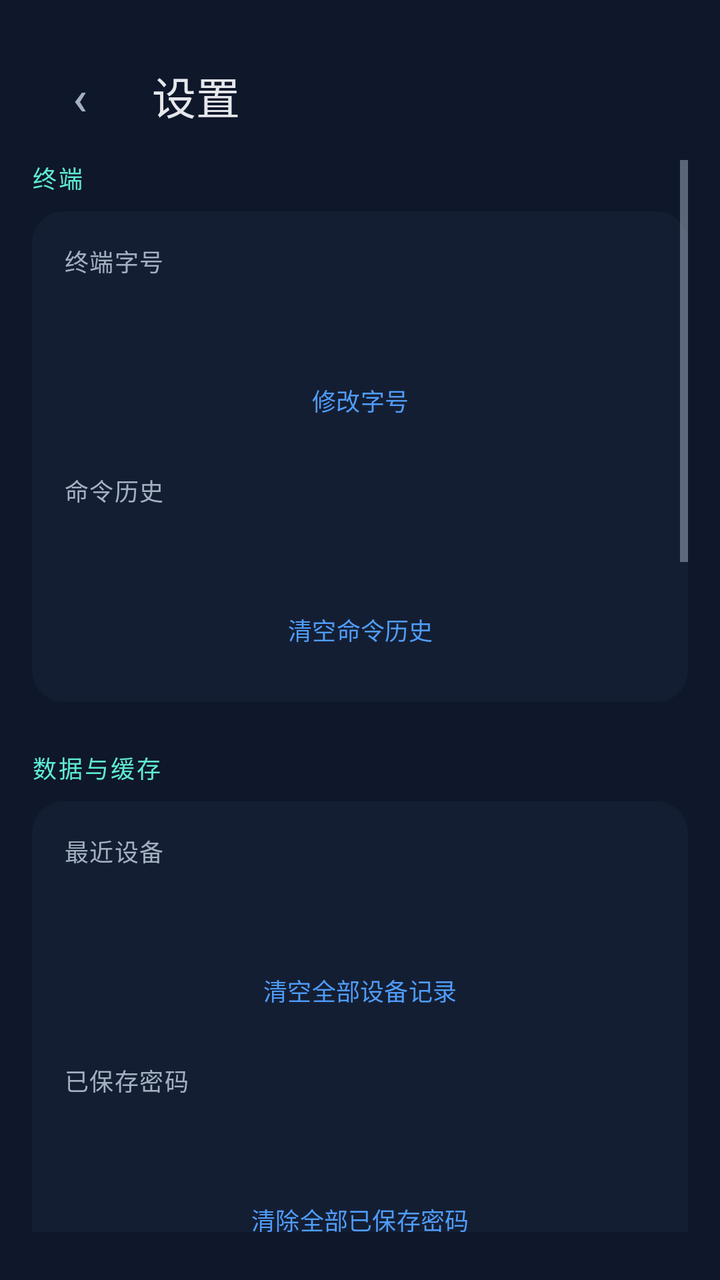
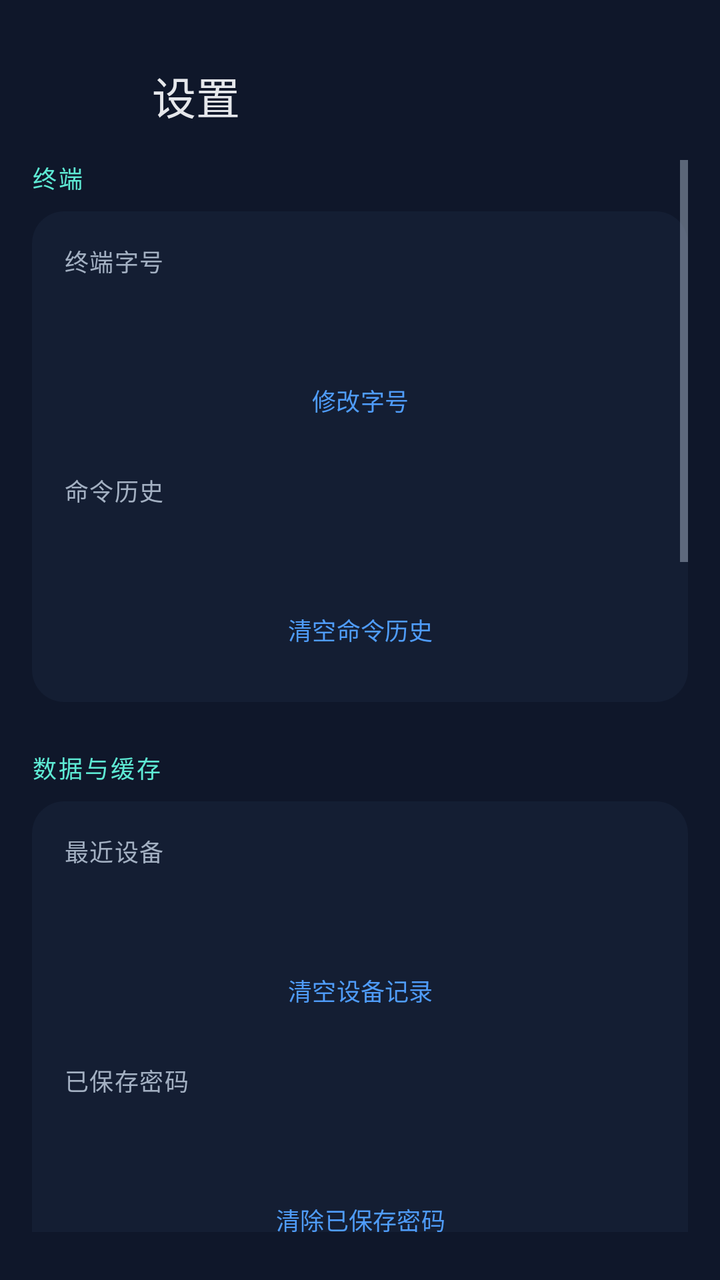

Compare the two renders of this Android layout. The source of the first and the diff that turns it into the second are given below.
<!-- AndroidManifest.xml: application theme Theme.CasdonLink -->
<!-- res/layout/activity_settings.xml -->
<?xml version="1.0" encoding="utf-8"?>
<LinearLayout xmlns:android="http://schemas.android.com/apk/res/android"
    xmlns:tools="http://schemas.android.com/tools"
    android:id="@+id/settingsRoot"
    style="@style/Widget.CasdonLink.Screen.Column"
    tools:context=".SettingsActivity">

    <LinearLayout style="@style/Widget.CasdonLink.Toolbar">

        <Button
            android:id="@+id/settingsBack"
            style="@style/Widget.CasdonLink.Button.Icon"
            android:contentDescription="返回首页"
            android:text="‹" />

        <TextView
            android:id="@+id/settingsTitle"
            style="@style/Text.CasdonLink.ToolbarTitle"
            android:layout_width="0dp"
            android:layout_marginStart="@dimen/space_md"
            android:layout_weight="1"
            android:text="设置" />
    </LinearLayout>

    <ScrollView
        android:layout_width="match_parent"
        android:layout_height="0dp"
        android:layout_weight="1"
        android:clipToPadding="false"
        android:fillViewport="true"
        android:scrollbars="vertical">

        <LinearLayout
            android:layout_width="match_parent"
            android:layout_height="wrap_content"
            android:orientation="vertical"
            android:paddingBottom="@dimen/screen_padding_bottom">

            <TextView
                style="@style/Text.CasdonLink.Eyebrow"
                android:text="终端" />

            <LinearLayout
                style="@style/Widget.CasdonLink.Card"
                android:layout_marginTop="@dimen/space_sm">

                <TextView
                    style="@style/Text.CasdonLink.Label"
                    android:text="终端字号" />

                <TextView
                    android:id="@+id/settingsFontValue"
                    style="@style/Text.CasdonLink.MultilineBody"
                    android:layout_marginTop="10dp" />

                <Button
                    android:id="@+id/settingsFontButton"
                    style="@style/Widget.CasdonLink.Button.Small"
                    android:layout_marginTop="@dimen/space_md"
                    android:text="修改字号" />

                <TextView
                    style="@style/Text.CasdonLink.Label"
                    android:layout_marginTop="@dimen/space_lg"
                    android:text="命令历史" />

                <TextView
                    android:id="@+id/settingsHistoryValue"
                    style="@style/Text.CasdonLink.MultilineBody"
                    android:layout_marginTop="10dp" />

                <Button
                    android:id="@+id/settingsClearHistory"
                    style="@style/Widget.CasdonLink.Button.Small"
                    android:layout_marginTop="@dimen/space_md"
                    android:text="清空命令历史" />
            </LinearLayout>

            <TextView
                style="@style/Text.CasdonLink.Eyebrow"
                android:layout_marginTop="@dimen/space_2xl"
                android:text="数据与缓存" />

            <LinearLayout
                style="@style/Widget.CasdonLink.Card"
                android:layout_marginTop="@dimen/space_sm">

                <TextView
                    style="@style/Text.CasdonLink.Label"
                    android:text="最近设备" />

                <TextView
                    android:id="@+id/settingsDeviceValue"
                    style="@style/Text.CasdonLink.MultilineBody"
                    android:layout_marginTop="10dp" />

                <Button
                    android:id="@+id/settingsClearDevices"
                    style="@style/Widget.CasdonLink.Button.Small"
                    android:layout_marginTop="@dimen/space_md"
                    android:text="清空全部设备记录" />

                <TextView
                    style="@style/Text.CasdonLink.Label"
                    android:layout_marginTop="@dimen/space_lg"
                    android:text="已保存密码" />

                <TextView
                    android:id="@+id/settingsPasswordValue"
                    style="@style/Text.CasdonLink.MultilineBody"
                    android:layout_marginTop="10dp" />

                <Button
                    android:id="@+id/settingsClearPasswords"
                    style="@style/Widget.CasdonLink.Button.Small"
                    android:layout_marginTop="@dimen/space_md"
                    android:text="清除全部已保存密码" />
            </LinearLayout>

            <LinearLayout
                style="@style/Widget.CasdonLink.Card"
                android:layout_marginTop="@dimen/space_lg">

                <TextView
                    style="@style/Text.CasdonLink.Label"
                    android:text="修复包缓存" />

                <TextView
                    android:id="@+id/settingsCacheValue"
                    style="@style/Text.CasdonLink.MultilineBody"
                    android:layout_marginTop="10dp" />

                <Button
                    android:id="@+id/settingsClearCache"
                    style="@style/Widget.CasdonLink.Button.Small"
                    android:layout_marginTop="@dimen/space_md"
                    android:text="清理缓存" />
            </LinearLayout>

            <LinearLayout
                style="@style/Widget.CasdonLink.Card"
                android:layout_marginTop="@dimen/space_lg">

                <TextView
                    style="@style/Text.CasdonLink.Label"
                    android:text="授权记录" />

                <TextView
                    android:id="@+id/settingsLicenseValue"
                    style="@style/Text.CasdonLink.MultilineBody"
                    android:layout_marginTop="10dp" />

                <LinearLayout
                    android:layout_width="match_parent"
                    android:layout_height="wrap_content"
                    android:layout_marginTop="@dimen/space_md"
                    android:orientation="horizontal">

                    <Button
                        android:id="@+id/settingsViewLicense"
                        style="@style/Widget.CasdonLink.Button.Small"
                        android:layout_width="0dp"
                        android:layout_weight="1"
                        android:text="查看" />

                    <Button
                        android:id="@+id/settingsExportLicense"
                        style="@style/Widget.CasdonLink.Button.Small"
                        android:layout_width="0dp"
                        android:layout_marginStart="@dimen/space_sm"
                        android:layout_weight="1"
                        android:text="导出" />

                    <Button
                        android:id="@+id/settingsClearLicense"
                        style="@style/Widget.CasdonLink.Button.Small"
                        android:layout_width="0dp"
                        android:layout_marginStart="@dimen/space_sm"
                        android:layout_weight="1"
                        android:text="清空" />
                </LinearLayout>

                <TextView
                    style="@style/Text.CasdonLink.MultilineCaption"
                    android:layout_marginTop="@dimen/space_sm"
                    android:text="导出文件包含完整授权码，请按敏感文件保管。" />
            </LinearLayout>

            <TextView
                style="@style/Text.CasdonLink.Eyebrow"
                android:layout_marginTop="@dimen/space_2xl"
                android:text="诊断" />

            <LinearLayout
                style="@style/Widget.CasdonLink.Card"
                android:layout_marginTop="@dimen/space_sm">

                <TextView
                    style="@style/Text.CasdonLink.Label"
                    android:text="连接诊断日志" />

                <TextView
                    style="@style/Text.CasdonLink.MultilineCaption"
                    android:layout_marginTop="10dp"
                    android:text="最近一次连接/操作的内存日志，可复制或分享。" />

                <LinearLayout
                    android:layout_width="match_parent"
                    android:layout_height="wrap_content"
                    android:layout_marginTop="@dimen/space_md"
                    android:orientation="horizontal">

                    <Button
                        android:id="@+id/settingsViewDiagnostics"
                        style="@style/Widget.CasdonLink.Button.Small"
                        android:layout_width="0dp"
                        android:layout_weight="1"
                        android:text="查看/分享" />

                    <Button
                        android:id="@+id/settingsClearDiagnostics"
                        style="@style/Widget.CasdonLink.Button.Small"
                        android:layout_width="0dp"
                        android:layout_marginStart="@dimen/space_sm"
                        android:layout_weight="1"
                        android:text="清空" />
                </LinearLayout>

                <TextView
                    style="@style/Text.CasdonLink.Label"
                    android:layout_marginTop="@dimen/space_lg"
                    android:text="授权服务" />

                <TextView
                    android:id="@+id/settingsAuthStatus"
                    style="@style/Text.CasdonLink.MultilineBody"
                    android:layout_marginTop="10dp"
                    android:text="未检测" />

                <Button
                    android:id="@+id/settingsCheckAuth"
                    style="@style/Widget.CasdonLink.Button.Small"
                    android:layout_marginTop="@dimen/space_md"
                    android:text="检测授权服务" />
            </LinearLayout>

            <TextView
                style="@style/Text.CasdonLink.Eyebrow"
                android:layout_marginTop="@dimen/space_2xl"
                android:text="关于" />

            <LinearLayout
                style="@style/Widget.CasdonLink.Card"
                android:layout_marginTop="@dimen/space_sm">

                <TextView
                    android:id="@+id/settingsAbout"
                    style="@style/Text.CasdonLink.MultilineBody" />

                <TextView
                    android:id="@+id/settingsPackageKey"
                    style="@style/Text.CasdonLink.MultilineCaption"
                    android:layout_marginTop="@dimen/space_sm" />

                <Button
                    android:id="@+id/settingsCopyVersion"
                    style="@style/Widget.CasdonLink.Button.Small"
                    android:layout_marginTop="@dimen/space_md"
                    android:text="复制版本信息" />

                <Button
                    android:id="@+id/settingsPrivacy"
                    style="@style/Widget.CasdonLink.Button.Small"
                    android:layout_marginTop="@dimen/space_sm"
                    android:text="隐私说明" />
            </LinearLayout>

        </LinearLayout>
    </ScrollView>
</LinearLayout>
<!-- resources referenced by this layout -->
<resources>
  <dimen name="screen_padding_bottom">@dimen/space_2xl</dimen>
  <dimen name="space_2xl">24dp</dimen>
  <dimen name="space_lg">16dp</dimen>
  <dimen name="space_md">12dp</dimen>
  <dimen name="space_sm">8dp</dimen>
  <style name="Theme.CasdonLink" parent="Base.Theme.CasdonLink" />
  <color name="secondary">#5EEAD4</color>
  <dimen name="text_caption">12sp</dimen>
  <color name="on_surface_variant">#A3B0C2</color>
  <dimen name="text_label">12sp</dimen>
  <dimen name="space_xs">4dp</dimen>
  <color name="on_surface">#E5E7EB</color>
  <dimen name="text_toolbar_title">22sp</dimen>
  <dimen name="icon_button_width">48dp</dimen>
  <dimen name="icon_button_height">48dp</dimen>
  <dimen name="text_icon">24sp</dimen>
  <color name="ripple_on_surface">#33FFFFFF</color>
  <dimen name="control_height_small">40dp</dimen>
  <style name="Widget.CasdonLink" parent="" />
  <dimen name="card_padding">@dimen/space_lg</dimen>
  <style name="Widget.CasdonLink.Screen" parent="" />
  <color name="surface">#0F172A</color>
  <dimen name="screen_padding_horizontal">@dimen/space_lg</dimen>
  <dimen name="screen_padding_vertical">@dimen/space_lg</dimen>
  <dimen name="toolbar_height">64dp</dimen>
  <dimen name="text_body">14sp</dimen>
  <dimen name="control_height">48dp</dimen>
  <color name="ripple_primary">#334F9CF9</color>
  <color name="surface_container_low">#141E33</color>
  <dimen name="corner_large">16dp</dimen>
  <color name="primary">#4F9CF9</color>
  <color name="on_primary">#04121F</color>
  <color name="primary_container">#1E3A5F</color>
  <color name="on_primary_container">#D6E7FF</color>
  <color name="inverse_primary">#1E3A5F</color>
  <color name="on_secondary">#03201C</color>
  <color name="secondary_container">#123C3A</color>
  <color name="on_secondary_container">#B8FFF2</color>
  <color name="error">#F87171</color>
  <color name="on_error">#2A0A0A</color>
  <color name="error_container">#4A1D1D</color>
  <color name="on_error_container">#FFDAD6</color>
  <color name="surface_variant">#2B3852</color>
  <color name="surface_dim">#0B1220</color>
  <color name="surface_bright">#35415C</color>
  <color name="surface_container_lowest">#0A101D</color>
  <color name="surface_container">#1A253B</color>
  <color name="surface_container_high">#202C44</color>
  <color name="surface_container_highest">#26334D</color>
  <color name="inverse_surface">#E5E7EB</color>
  <color name="inverse_on_surface">#1A253B</color>
  <color name="outline">#57657D</color>
  <color name="outline_variant">#334155</color>
  <color name="text_hint">#7C8AA0</color>
  <style name="ShapeAppearance.CasdonLink.Large" parent="ShapeAppearance.Material3.Corner.Large">
          <item name="cornerSize">@dimen/corner_large</item>
      </style>
  <dimen name="corner_medium">12dp</dimen>
  <style name="ShapeAppearance.CasdonLink.Dialog" parent="ShapeAppearance.CasdonLink.Large" />
  <!-- unchanged entries left out for length: 22 -->
</resources>

<!-- the commit's change to res/layout/activity_settings.xml (unified diff, before → after) -->
@@ -9,9 +9,8 @@
 
         <Button
             android:id="@+id/settingsBack"
-            style="@style/Widget.CasdonLink.Button.Icon"
-            android:contentDescription="返回首页"
-            android:text="‹" />
+            style="@style/Widget.CasdonLink.Button.Icon.Back"
+            android:contentDescription="返回首页" />
 
         <TextView
             android:id="@+id/settingsTitle"
@@ -98,7 +97,7 @@
                     android:id="@+id/settingsClearDevices"
                     style="@style/Widget.CasdonLink.Button.Small"
                     android:layout_marginTop="@dimen/space_md"
-                    android:text="清空全部设备记录" />
+                    android:text="清空设备记录" />
 
                 <TextView
                     style="@style/Text.CasdonLink.Label"
@@ -114,7 +113,7 @@
                     android:id="@+id/settingsClearPasswords"
                     style="@style/Widget.CasdonLink.Button.Small"
                     android:layout_marginTop="@dimen/space_md"
-                    android:text="清除全部已保存密码" />
+                    android:text="清除已保存密码" />
             </LinearLayout>
 
             <LinearLayout
@@ -123,7 +122,7 @@
 
                 <TextView
                     style="@style/Text.CasdonLink.Label"
-                    android:text="修复包缓存" />
+                    android:text="设备修复缓存" />
 
                 <TextView
                     android:id="@+id/settingsCacheValue"
@@ -183,7 +182,7 @@
                 <TextView
                     style="@style/Text.CasdonLink.MultilineCaption"
                     android:layout_marginTop="@dimen/space_sm"
-                    android:text="导出文件包含完整授权码，请按敏感文件保管。" />
+                    android:text="导出文件含完整授权码，请妥善保管。" />
             </LinearLayout>
 
             <TextView
@@ -202,7 +201,7 @@
                 <TextView
                     style="@style/Text.CasdonLink.MultilineCaption"
                     android:layout_marginTop="10dp"
-                    android:text="最近一次连接/操作的内存日志，可复制或分享。" />
+                    android:text="最近连接/操作日志，可复制或分享。" />
 
                 <LinearLayout
                     android:layout_width="match_parent"
@@ -241,7 +240,7 @@
                     android:id="@+id/settingsCheckAuth"
                     style="@style/Widget.CasdonLink.Button.Small"
                     android:layout_marginTop="@dimen/space_md"
-                    android:text="检测授权服务" />
+                    android:text="检测服务" />
             </LinearLayout>
 
             <TextView
@@ -266,7 +265,7 @@
                     android:id="@+id/settingsCopyVersion"
                     style="@style/Widget.CasdonLink.Button.Small"
                     android:layout_marginTop="@dimen/space_md"
-                    android:text="复制版本信息" />
+                    android:text="复制版本" />
 
                 <Button
                     android:id="@+id/settingsPrivacy"
<!-- resource entries referenced after the edit -->
@@ -5,6 +5,9 @@
   <dimen name="space_lg">16dp</dimen>
   <dimen name="space_md">12dp</dimen>
   <dimen name="space_sm">8dp</dimen>
+  <style name="Widget.CasdonLink.Button.Icon.Back" parent="Widget.CasdonLink.Button.Icon.Action">
+          <item name="icon">@drawable/ic_arrow_back</item>
+      </style>
   <style name="Theme.CasdonLink" parent="Base.Theme.CasdonLink" />
   <color name="secondary">#5EEAD4</color>
   <dimen name="text_caption">12sp</dimen>
@@ -13,6 +16,26 @@
   <dimen name="space_xs">4dp</dimen>
   <color name="on_surface">#E5E7EB</color>
   <dimen name="text_toolbar_title">22sp</dimen>
+  <style name="Widget.CasdonLink.Button.Icon.Action" parent="Widget.CasdonLink.Button.Icon">
+          <item name="android:padding">@dimen/space_md</item>
+          <item name="android:paddingStart">@dimen/space_md</item>
+          <item name="android:paddingEnd">@dimen/space_md</item>
+          <item name="iconGravity">textStart</item>
+          <item name="iconPadding">0dp</item>
+          <item name="iconTint">@color/button_tonal_text</item>
+      </style>
+  <!-- drawable ic_arrow_back (drawable) -->
+  <?xml version="1.0" encoding="utf-8"?>
+  <vector xmlns:android="http://schemas.android.com/apk/res/android"
+      android:width="24dp"
+      android:height="24dp"
+      android:autoMirrored="true"
+      android:viewportWidth="24"
+      android:viewportHeight="24">
+      <path
+          android:fillColor="#FFFFFFFF"
+          android:pathData="M20,11H7.83l5.59,-5.59L12,4l-8,8 8,8 1.41,-1.41L7.83,13H20v-2z" />
+  </vector>
   <dimen name="icon_button_width">48dp</dimen>
   <dimen name="icon_button_height">48dp</dimen>
   <dimen name="text_icon">24sp</dimen>
